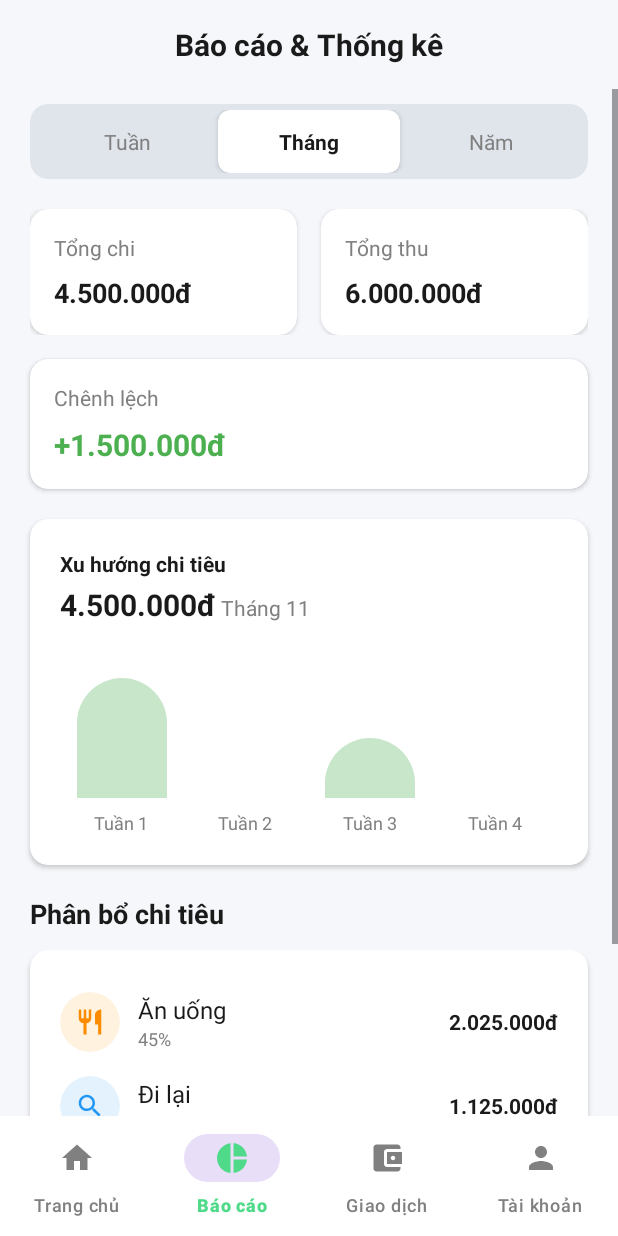
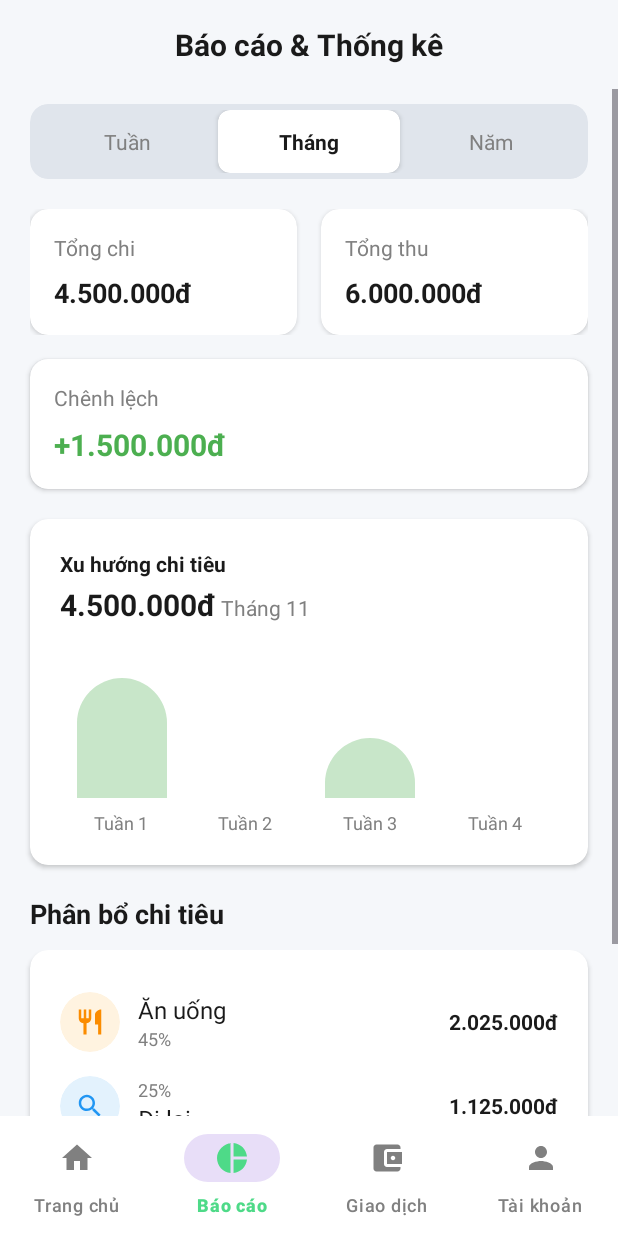
Before and after one commit to HuynhTheTan/DoAn, an Android app: the screen it shows after launch (MainActivity), item 2 of the bottom bar chosen, on a phone screen of 412 x 824 dp. Run offline under Robolectric (Android 15) with nearby library versions, the phone set to English and light mode, and no system bars.

Commit message:
giao_dien

```diff
--- a/app/src/main/res/layout/fragment_report.xml
+++ b/app/src/main/res/layout/fragment_report.xml
@@ -466,13 +466,7 @@
                             android:layout_weight="1"
                             android:layout_marginStart="12dp"
                             android:orientation="vertical">
-                            <TextView
-                                android:id="@+id/tv_travel_label"
-                                android:layout_width="wrap_content"
-                                android:layout_height="wrap_content"
-                                android:text="Đi lại"
-                                android:textColor="@color/text_dark"
-                                android:textSize="16sp"/>
+
                             <TextView
                                 android:id="@+id/tv_travel_percent"
                                 android:layout_width="wrap_content"
@@ -480,6 +474,14 @@
                                 android:text="25%"
                                 android:textSize="12sp"
                                 android:textColor="@color/text_gray"/>
+
+                            <TextView
+                                android:id="@+id/tv_travel_label"
+                                android:layout_width="wrap_content"
+                                android:layout_height="wrap_content"
+                                android:text="Đi lại"
+                                android:textColor="@color/text_dark"
+                                android:textSize="16sp" />
                         </LinearLayout>
 
                         <TextView
```
